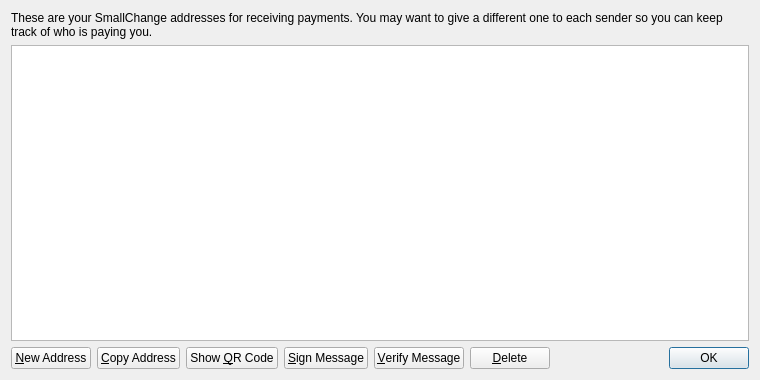
Qt form src/qt/forms/addressbookpage.ui (an420/nm) before a commit.
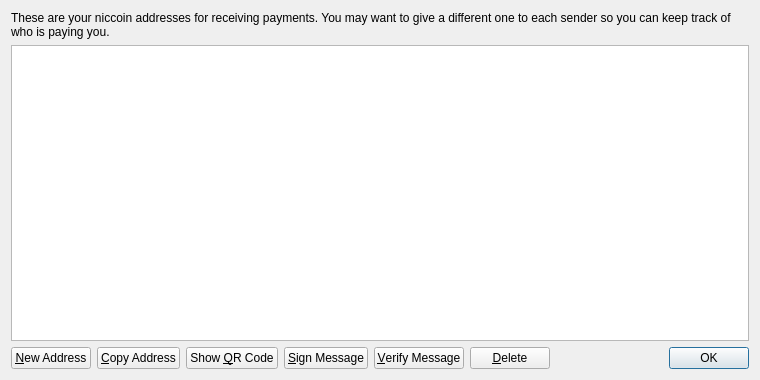
The same form after that commit. Icons and pictures are not drawn.

Diff of the .ui file:
```diff
--- a/src/qt/forms/addressbookpage.ui
+++ b/src/qt/forms/addressbookpage.ui
@@ -17,7 +17,7 @@
    <item>
     <widget class="QLabel" name="labelExplanation">
      <property name="text">
-      <string>These are your SmallChange addresses for receiving payments. You may want to give a different one to each sender so you can keep track of who is paying you.</string>
+      <string>These are your niccoin addresses for receiving payments. You may want to give a different one to each sender so you can keep track of who is paying you.</string>
      </property>
      <property name="textFormat">
       <enum>Qt::PlainText</enum>
```
